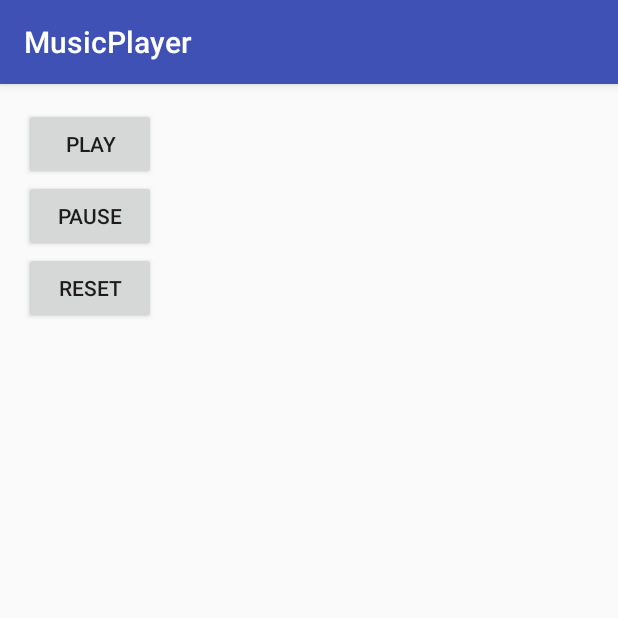
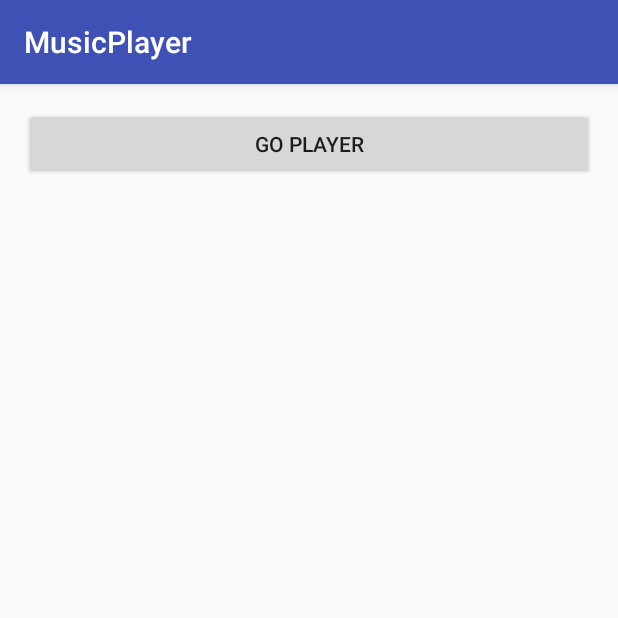
Before and after one commit to gui-garcia87/MusicPlayer, an Android app: the screen it shows after launch (MainActivity), on a phone screen of 412 x 824 dp, the top half of it. Run offline under Robolectric (Android 15) with nearby library versions, the phone set to English and light mode, and no system bars.

Commit message:
Merge branch 'playerActivity'
# Conflicts:
#	app/src/main/res/raw/song.mp3

```diff
--- a/app/src/main/AndroidManifest.xml
+++ b/app/src/main/AndroidManifest.xml
@@ -15,6 +15,11 @@
                 <category android:name="android.intent.category.LAUNCHER" />
             </intent-filter>
         </activity>
+
+        <activity
+            android:name=".PlayerActivity"
+            android:parentActivityName=".MainActivity"
+            ></activity>
     </application>
 
 </manifest>
--- a/app/src/main/java/com/example/guilherme/musicplayer/MainActivity.java
+++ b/app/src/main/java/com/example/guilherme/musicplayer/MainActivity.java
@@ -1,57 +1,32 @@
 package com.example.guilherme.musicplayer;
 
-import android.media.MediaPlayer;
+import android.content.Intent;
 import android.os.Bundle;
 import android.support.v7.app.AppCompatActivity;
 import android.view.View;
 import android.widget.Button;
-import android.widget.Toast;
 
 public class MainActivity extends AppCompatActivity {
 
-    private MediaPlayer mediaPlayer;
 
     @Override
     protected void onCreate(Bundle savedInstanceState) {
         super.onCreate(savedInstanceState);
         setContentView(R.layout.activity_main);
 
-        mediaPlayer = MediaPlayer.create(this, R.raw.song);
+        Button button = (Button) findViewById(R.id.go_player_button);
 
-        Button playButton = (Button)findViewById(R.id.play_button);
-
-        playButton.setOnClickListener(new View.OnClickListener() {
+        button.setOnClickListener(new View.OnClickListener() {
             @Override
             public void onClick(View view) {
-                mediaPlayer.start();
-                mediaPlayer.setOnCompletionListener(new MediaPlayer.OnCompletionListener() {
-                    @Override
-                    public void onCompletion(MediaPlayer mediaPlayer) {
-                        Toast.makeText(MainActivity.this, "I'm done",Toast.LENGTH_SHORT).show();
-                    }
-                });
+
+                Intent intent = new Intent(MainActivity.this, PlayerActivity.class);
+
+                startActivity(intent);
+
             }
         });
 
 
-
-        Button pauseButton = (Button)findViewById(R.id.pause_button);
-
-        pauseButton.setOnClickListener(new View.OnClickListener() {
-            @Override
-            public void onClick(View view) {
-                mediaPlayer.stop();
-            }
-        });
-
-        Button resetButton = (Button)findViewById(R.id.reset_button);
-
-        resetButton.setOnClickListener(new View.OnClickListener() {
-            @Override
-            public void onClick(View view) {
-                mediaPlayer.reset();
-            }
-        });
-
     }
 }
--- a/app/src/main/res/layout/activity_main.xml
+++ b/app/src/main/res/layout/activity_main.xml
@@ -12,22 +12,10 @@
     tools:context="com.example.guilherme.musicplayer.MainActivity">
 
     <Button
-        android:id="@+id/play_button"
-        android:layout_width="wrap_content"
+        android:layout_width="match_parent"
         android:layout_height="wrap_content"
-        android:text="Play" />
-
-    <Button
-        android:id="@+id/pause_button"
-        android:layout_width="wrap_content"
-        android:layout_height="wrap_content"
-        android:text="Pause" />]
-
-    <Button
-        android:id="@+id/reset_button"
-        android:layout_width="wrap_content"
-        android:layout_height="wrap_content"
-        android:text="Reset" />
+        android:id="@+id/go_player_button"
+        android:text="Go Player"/>
 
 
 </android.support.v7.widget.LinearLayoutCompat>
--- a/build.gradle
+++ b/build.gradle
@@ -5,7 +5,7 @@ buildscript {
         jcenter()
     }
     dependencies {
-        classpath 'com.android.tools.build:gradle:2.2.2'
+        classpath 'com.android.tools.build:gradle:2.2.3'
 
         // NOTE: Do not place your application dependencies here; they belong
         // in the individual module build.gradle files
```
Also changed, not shown: app/src/main/java/com/example/guilherme/musicplayer/PlayerActivity.java (added, +73 -0 lines), app/src/main/res/layout/activity_player.xml (added, +26 -0 lines), 1 other file.
